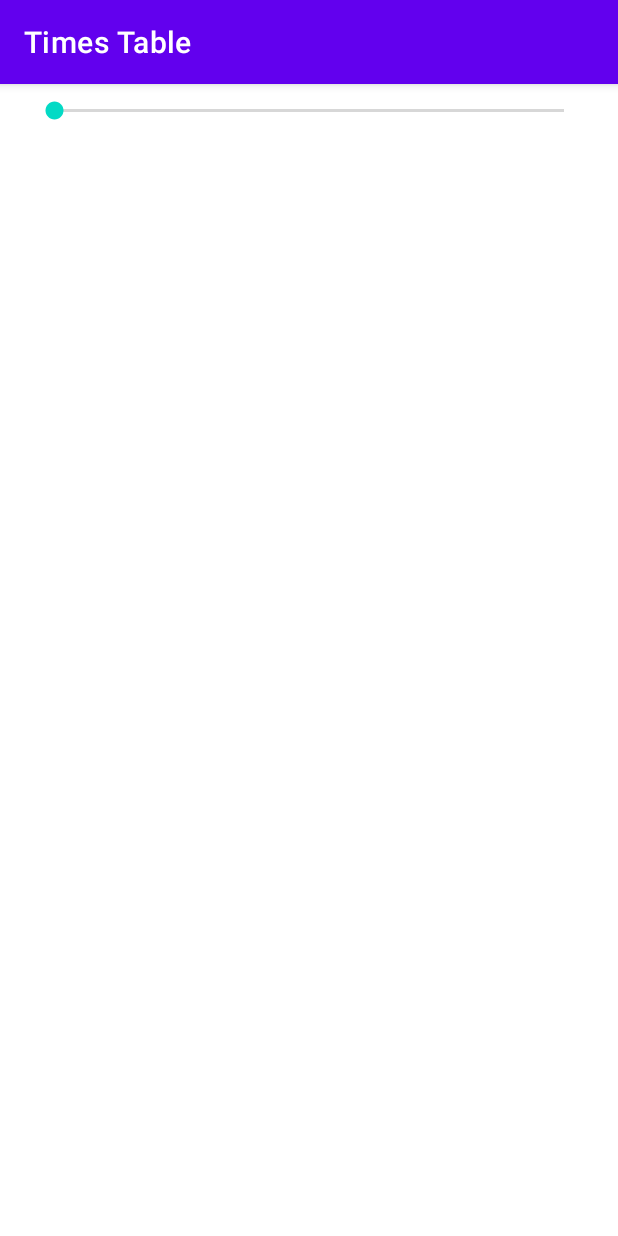
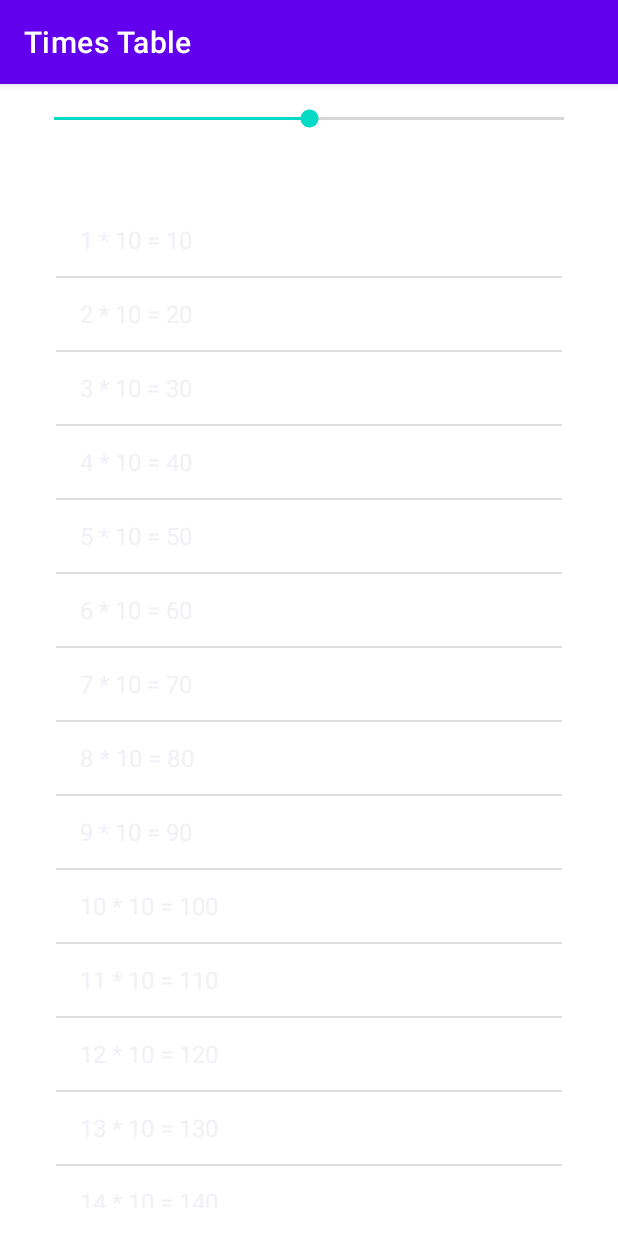
Before and after one commit to OzodTagoevSh/TimesTable, an Android app: the screen it shows after launch (MainActivity), on a phone screen of 412 x 824 dp. Run offline under Robolectric (Android 15) with nearby library versions, the phone set to English and light mode, and no system bars.

Commit message:
Times Table ready!

```diff
--- a/app/src/main/java/com/example/timestable/MainActivity.java
+++ b/app/src/main/java/com/example/timestable/MainActivity.java
@@ -3,12 +3,67 @@ package com.example.timestable;
 import androidx.appcompat.app.AppCompatActivity;
 
 import android.os.Bundle;
+import android.util.Log;
+import android.view.View;
+import android.widget.ArrayAdapter;
+import android.widget.ListView;
+import android.widget.SeekBar;
+
+import java.util.ArrayList;
 
 public class MainActivity extends AppCompatActivity {
+
+    ListView timerListView;
+
+    public void generateTimesTable(int timesTableNumber) {
+        ArrayList<String> timesTableContent = new ArrayList<>(100);
+        for(int i = 1; i <= 100; i++) {
+            timesTableContent.add(i + " * " + timesTableNumber + " = " + i * timesTableNumber);
+        }
+        ArrayAdapter<String> arrayAdapter = new ArrayAdapter<>(getApplicationContext(), android.R.layout.simple_list_item_1, timesTableContent);
+        timerListView.setAdapter(arrayAdapter);
+    }
 
     @Override
     protected void onCreate(Bundle savedInstanceState) {
         super.onCreate(savedInstanceState);
         setContentView(R.layout.activity_main);
+
+        timerListView = findViewById(R.id.timerListView);
+        SeekBar timerSeekBar = findViewById(R.id.timerSeekBar);
+
+        int max = 20;
+        int startingPosition = 10;
+
+        timerSeekBar.setMax(max);
+        timerSeekBar.setProgress(startingPosition);
+        generateTimesTable(startingPosition);
+
+        timerSeekBar.setOnSeekBarChangeListener(new SeekBar.OnSeekBarChangeListener() {
+            @Override
+            public void onProgressChanged(SeekBar seekBar, int progress, boolean fromUser) {
+                int min = 1;
+                int timesTableNumber;
+                if(progress < min) {
+                    timesTableNumber = min;
+                    timerSeekBar.setProgress(timesTableNumber);
+                } else {
+                    timesTableNumber = progress;
+                }
+                Log.i("SeekBar value", Integer.toString(timesTableNumber));
+                generateTimesTable(timesTableNumber);
+            }
+
+            @Override
+            public void onStartTrackingTouch(SeekBar seekBar) {
+
+            }
+
+            @Override
+            public void onStopTrackingTouch(SeekBar seekBar) {
+
+            }
+        });
+
     }
 }
--- a/app/src/main/res/layout/activity_main.xml
+++ b/app/src/main/res/layout/activity_main.xml
@@ -11,7 +11,7 @@
         android:layout_width="0dp"
         android:layout_height="15dp"
         android:layout_marginStart="20dp"
-        android:layout_marginTop="10dp"
+        android:layout_marginTop="15dp"
         android:layout_marginEnd="20dp"
         app:layout_constraintEnd_toEndOf="parent"
         app:layout_constraintStart_toStartOf="parent"
@@ -19,9 +19,11 @@
 
     <ListView
         android:id="@+id/timerListView"
-        android:layout_width="403dp"
-        android:layout_height="674dp"
+        android:layout_width="337dp"
+        android:layout_height="669dp"
+        android:layout_marginStart="30dp"
         android:layout_marginTop="30dp"
+        android:layout_marginEnd="30dp"
         app:layout_constraintBottom_toBottomOf="parent"
         app:layout_constraintEnd_toEndOf="parent"
         app:layout_constraintStart_toStartOf="parent"
```
